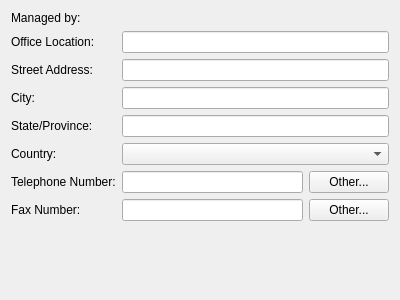
First picture: the form in src/admc/tabs/managed_by_tab.ui, repository altlinux/admc, before the edit.
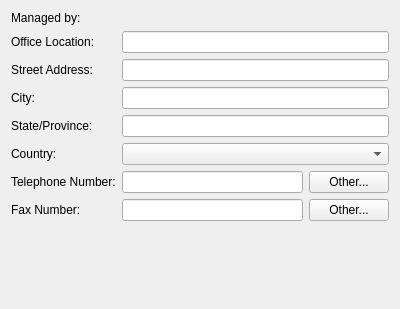
Second picture: the form after the edit. Custom widgets are drawn as their Qt base class.

The edit to the form file:
```diff
--- a/src/admc/tabs/managed_by_tab.ui
+++ b/src/admc/tabs/managed_by_tab.ui
@@ -7,7 +7,7 @@
     <x>0</x>
     <y>0</y>
     <width>400</width>
-    <height>300</height>
+    <height>309</height>
    </rect>
   </property>
   <property name="windowTitle">
```
Left out of the diff: 2 changed lines with no effect on the pictures.
